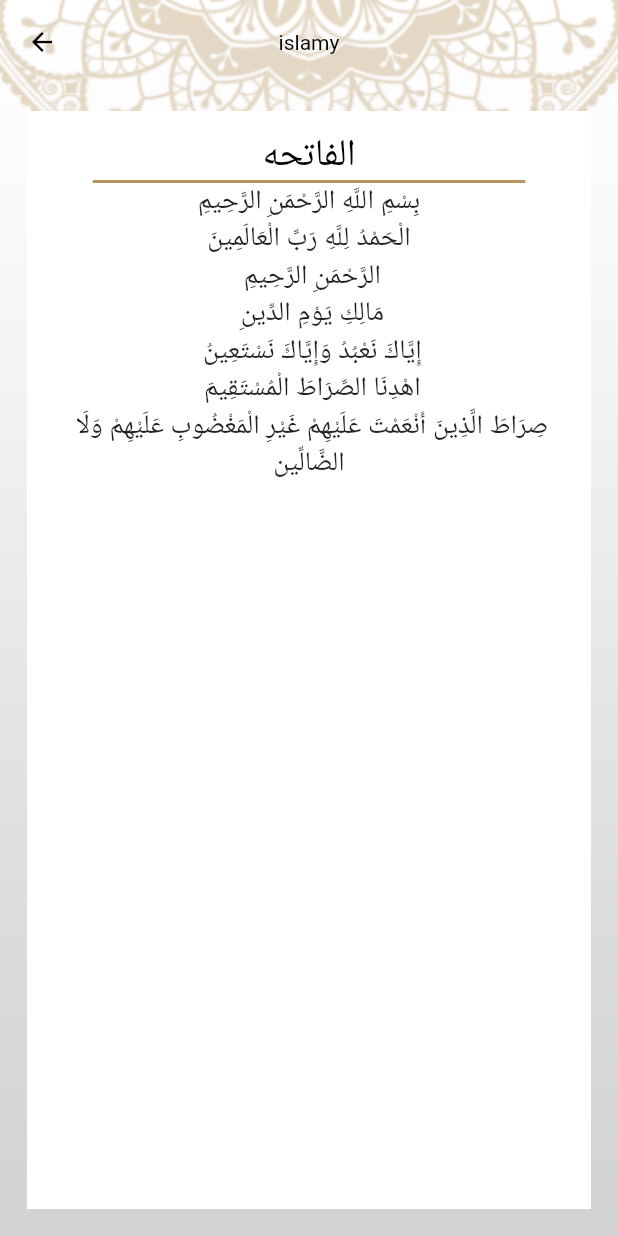
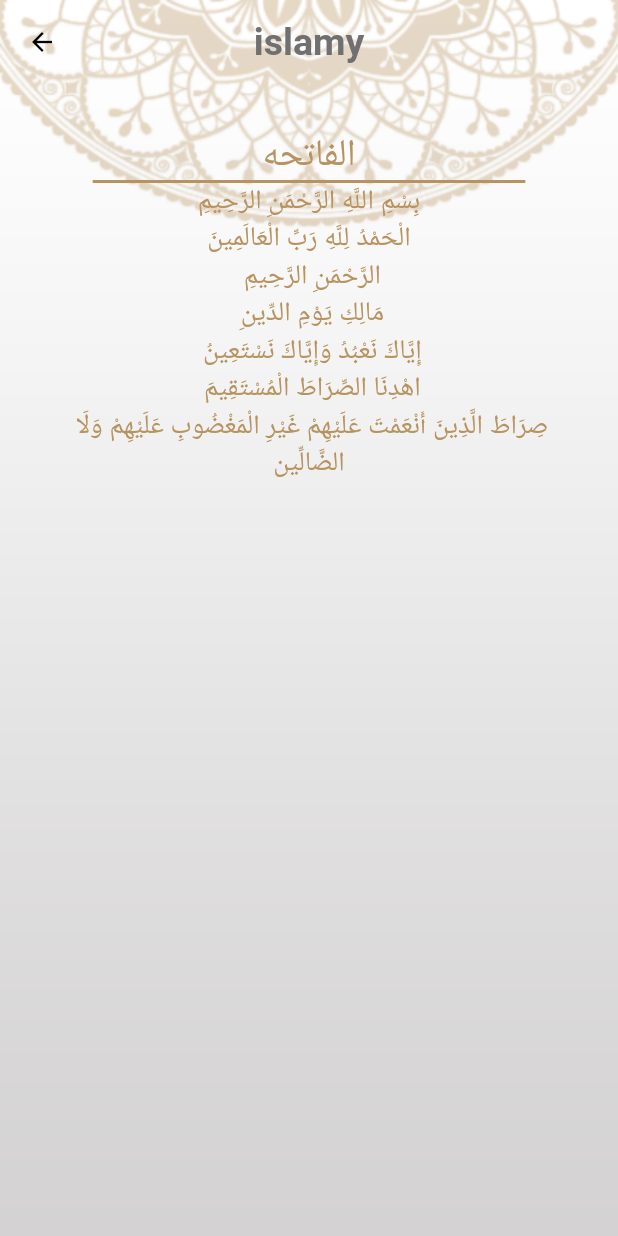
Before and after one commit to engineerjory/islamy_app, a Flutter app: the screen it shows after launch, after a tap on "الفاتحه", on a phone screen of 412 x 824 dp. Run offline on Flutter 3.47's test engine with Material 2 defaults, Android fonts, the phone set to English and light mode, and no system bars; generated files the repository leaves out were written again.

```diff
--- a/lib/home/home-screen.dart
+++ b/lib/home/home-screen.dart
@@ -38,11 +38,14 @@ class _HomeScreenState extends State<HomeScreen> {
           // backgroundColor: Theme.of(context).primaryColor,
           //   backgroundColor: Colors.transparent,
           //  elevation: 0,
+
           centerTitle: true,
           title: Text(
             AppLocalizations.of(context)!.islami,
             style: TextStyle(
-                color: Colors.black, fontSize: 30, fontWeight: FontWeight.bold),
+                color: MyThemeData1.colorPrimary,
+                fontSize: 30,
+                fontWeight: FontWeight.bold),
           ),
         ),
         body: getMainFragment(),
--- a/lib/home/quran_fragment.dart
+++ b/lib/home/quran_fragment.dart
@@ -148,7 +148,7 @@ class QuranFragment extends StatelessWidget {
           child: Text(
             AppLocalizations.of(context)!.suraName,
             style: TextStyle(
-              color: Colors.black,
+              // color: Colors.black,
               fontSize: 25,
               fontWeight: FontWeight.w500,
             ),
--- a/lib/home/widgets/hadith_details_screen.dart
+++ b/lib/home/widgets/hadith_details_screen.dart
@@ -1,6 +1,9 @@
 import 'package:flutter/material.dart';
 import 'package:flutter/services.dart';
 import 'package:flutter_gen/gen_l10n/app_localizations.dart';
+import 'package:islamy_app/home/widgets/providers/app_config_provider.dart';
+import 'package:islamy_app/main.dart';
+import 'package:provider/provider.dart';
 
 class HadithDetailsScreen extends StatefulWidget {
   static const String ROUTE_NAME = 'HadithDetailsScreen';
@@ -14,6 +17,7 @@ class _HadithDetailsScreenState extends State<HadithDetailsScreen> {
 
   @override
   Widget build(BuildContext context) {
+    var provider = Provider.of<AppConfigProvider>(context);
     var args =
         ModalRoute.of(context)?.settings.arguments as HadithDetailsArguments;
     loadHadithDetails(args.hadithIndex);
@@ -21,7 +25,8 @@ class _HadithDetailsScreenState extends State<HadithDetailsScreen> {
       decoration: BoxDecoration(
         image: DecorationImage(
             image: AssetImage(
-              'assets/images/background.png',
+              // 'assets/images/background.png',
+              provider.imagePath,
             ),
             fit: BoxFit.fill),
       ),
@@ -33,12 +38,17 @@ class _HadithDetailsScreenState extends State<HadithDetailsScreen> {
             centerTitle: true,
             title: Text(
               AppLocalizations.of(context)!.islami,
-              style: TextStyle(color: Colors.black),
+              style: TextStyle(
+                // color: MyThemeData1.colorPrimary,
+                fontSize: 25,
+                fontWeight: FontWeight.bold,
+              ),
             )),
         body: Container(
           margin: EdgeInsets.all(18),
           padding: EdgeInsets.symmetric(horizontal: 8, vertical: 12),
-          color: Colors.white,
+          child: Container(
+            // color: MyThemeData1.colorPrimary,
             child: hadith.isEmpty
                 ? Center(child: CircularProgressIndicator())
                 : ListView.builder(
@@ -47,9 +57,11 @@ class _HadithDetailsScreenState extends State<HadithDetailsScreen> {
                       textAlign: TextAlign.center,
                       style: TextStyle(
                         fontSize: 18,
+                        color: MyThemeData1.colorPrimary,
                       ),
                     ),
                     itemCount: hadith.length,
+                  ),
           ),
         ),
       ),
--- a/lib/home/widgets/hadith_fragment.dart
+++ b/lib/home/widgets/hadith_fragment.dart
@@ -31,7 +31,7 @@ class HadithFraagment extends StatelessWidget {
           child: Text(
             AppLocalizations.of(context)!.ahadith,
             style: TextStyle(
-              color: Colors.black,
+              //color: Colors.black,
               fontSize: 25,
               fontWeight: FontWeight.w500,
             ),
--- a/lib/home/widgets/providers/app_config_provider.dart
+++ b/lib/home/widgets/providers/app_config_provider.dart
@@ -8,6 +8,7 @@ class AppConfigProvider with ChangeNotifier {
   //assets/images/darkbackground.png
   String imagePath = "assets/images/background.png";
   String splashPath = 'assets/images/splash.png';
+  String backGround = 'assets/images/background.png';
 
   // var themeMode = ThemeMode.light;
   ThemeMode appTheme = ThemeMode.light;
@@ -28,6 +29,7 @@ class AppConfigProvider with ChangeNotifier {
     appTheme = newMode;
     imagePath = "assets/images/darkbackground.png";
     splashPath = "assets/images/darksplashg.png";
+    backGround = 'assets/images/darkbackground.png';
     notifyListeners();
   }
 
--- a/lib/home/widgets/settings_fragment.dart
+++ b/lib/home/widgets/settings_fragment.dart
@@ -92,8 +92,10 @@ class _SettingsState extends State<Settings> {
                 },
                 child: Text(
                   'Light Theme',
-                  style:
-                      TextStyle(fontSize: 20, color: MyThemeData1.colorAccent),
+                  style: TextStyle(
+                    fontSize: 20,
+                    color: MyThemeData1.colorAccent,
+                  ),
                 )),
           ),
         ],
--- a/lib/home/widgets/surah_details_screen.dart
+++ b/lib/home/widgets/surah_details_screen.dart
@@ -1,7 +1,9 @@
 import 'package:flutter/material.dart';
 import 'package:flutter/services.dart';
 import 'package:flutter_gen/gen_l10n/app_localizations.dart';
+import 'package:islamy_app/home/widgets/providers/app_config_provider.dart';
 import 'package:islamy_app/main.dart';
+import 'package:provider/provider.dart';
 
 class SuraDetailsScreen extends StatefulWidget {
   static const String ROUTE_NAME = 'SuraDetailsScreen';
@@ -15,6 +17,7 @@ class _SuraDetailsScreenState extends State<SuraDetailsScreen> {
 
   @override
   Widget build(BuildContext context) {
+    var provider = Provider.of<AppConfigProvider>(context);
     var args =
         ModalRoute.of(context)?.settings.arguments as SuraDetailsArguments;
     //  if (verses.isEmpty)
@@ -23,7 +26,8 @@ class _SuraDetailsScreenState extends State<SuraDetailsScreen> {
       decoration: BoxDecoration(
         image: DecorationImage(
             image: AssetImage(
-              'assets/images/background.png',
+              provider.imagePath,
+              //'assets/images/background.png',
             ),
             fit: BoxFit.fill),
       ),
@@ -35,20 +39,21 @@ class _SuraDetailsScreenState extends State<SuraDetailsScreen> {
             centerTitle: true,
             title: Text(
               AppLocalizations.of(context)!.islami,
-            //  '${args.suraName}',
-            style: TextStyle(color: Colors.black),
+              style: TextStyle(
+                // color: MyThemeData1.colorPrimary,
+                fontSize: 25,
+                fontWeight: FontWeight.bold,
               ),
-        ),
+            )),
         body: Container(
           margin: EdgeInsets.all(18),
           padding: EdgeInsets.symmetric(horizontal: 8, vertical: 12),
-          color: Colors.white,
           child: Column(
             children: [
               Text(
                 args.suraName,
                 style: TextStyle(
-                  color: Colors.black,
+                  color: MyThemeData1.colorPrimary,
                   fontSize: 25,
                   fontWeight: FontWeight.w500,
                 ),
@@ -67,6 +72,7 @@ class _SuraDetailsScreenState extends State<SuraDetailsScreen> {
                           textAlign: TextAlign.center,
                           style: TextStyle(
                             fontSize: 18,
+                            color: MyThemeData1.colorPrimary,
                           ),
                         ),
                         itemCount: verses.length,
--- a/lib/main.dart
+++ b/lib/main.dart
@@ -74,16 +74,20 @@ class MyApp extends StatelessWidget {
 
 class MyThemeData1 {
   static Color colorPrimary = Color.fromRGBO(183, 147, 95, 1.0);
+  static Color blackTh = Color.fromRGBO(112, 112, 112, 1.0);
+  static Color whiteTh = Colors.white;
   static Color colorAccent = Color.fromRGBO(36, 36, 36, 1.0);
   static Color colorPrimaryDark = Color.fromRGBO(20, 26, 46, 1.0);
   static Color colorAccentDark = Color.fromRGBO(250, 204, 29, 1.0);
   static final ThemeData lightTheme = ThemeData(
     brightness: Brightness.light,
     primaryColor: MyThemeData1.colorPrimary,
+    accentColor: MyThemeData1.colorAccent,
+    backgroundColor: MyThemeData1.whiteTh,
     scaffoldBackgroundColor: Colors.transparent,
     appBarTheme: AppBarTheme(
         titleTextStyle: TextStyle(
-            color: Colors.black,
+          color: MyThemeData1.blackTh,
         ),
         backgroundColor: Colors.transparent,
         elevation: 0,
@@ -94,25 +98,35 @@ class MyThemeData1 {
     bottomNavigationBarTheme: BottomNavigationBarThemeData(
       selectedItemColor: Colors.black,
       unselectedItemColor: Colors.white,
-      ));
+    ),
+    progressIndicatorTheme: ProgressIndicatorThemeData(
+      color: MyThemeData1.colorPrimary,
+    ),
+  );
   static final ThemeData darkTheme = ThemeData(
     brightness: Brightness.dark,
     primaryColor: MyThemeData1.colorPrimaryDark,
+    accentColor: MyThemeData1.colorAccentDark,
+    backgroundColor: MyThemeData1.blackTh,
     scaffoldBackgroundColor: Colors.transparent,
     appBarTheme: AppBarTheme(
         titleTextStyle: TextStyle(
-            color: Colors.white,
+          color: MyThemeData1.colorAccentDark,
         ),
         backgroundColor: Colors.transparent,
         elevation: 0,
         iconTheme: IconThemeData(
-            color: Colors.white,
+          color: MyThemeData1.colorAccentDark,
           size: 20,
         )),
     bottomNavigationBarTheme: BottomNavigationBarThemeData(
       selectedItemColor: MyThemeData1.colorPrimaryDark,
-        unselectedItemColor: Colors.white,
-      ));
+      unselectedItemColor: MyThemeData1.colorAccentDark,
+    ),
+    progressIndicatorTheme: ProgressIndicatorThemeData(
+      color: MyThemeData1.colorPrimaryDark,
+    ),
+  );
 }
 // class MyThemeData {
 //   static const Color primaryColor = Color.fromARGB(255, 183, 147, 95) ;
```
Lines whose indentation alone changed are shown as unchanged.
